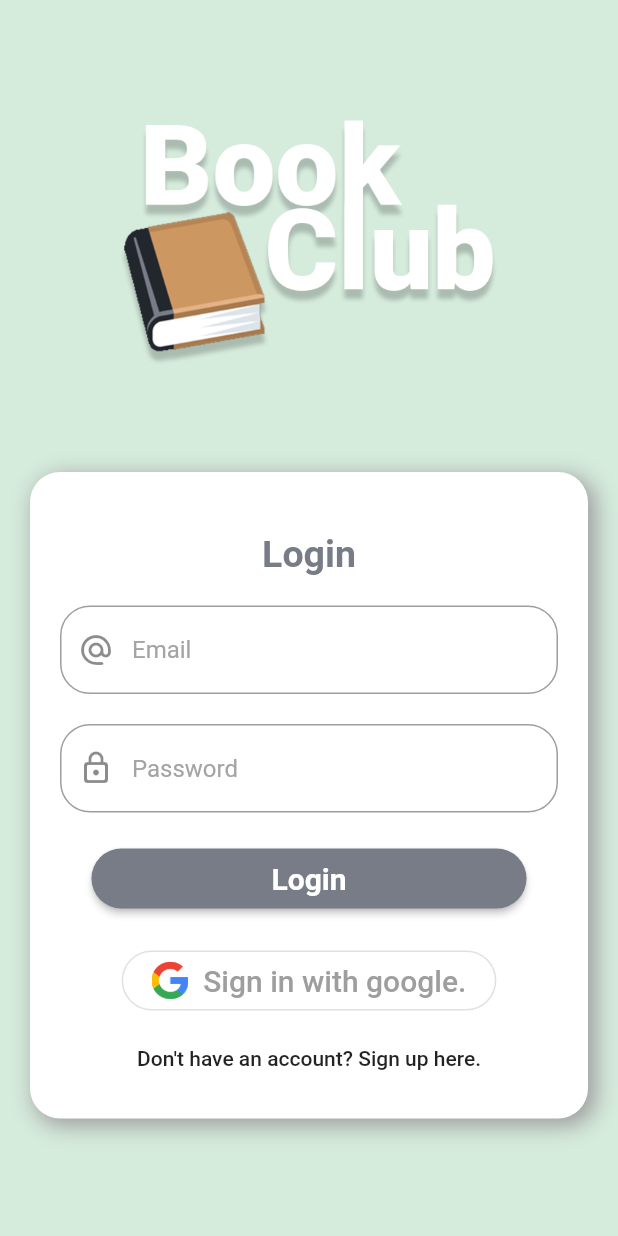
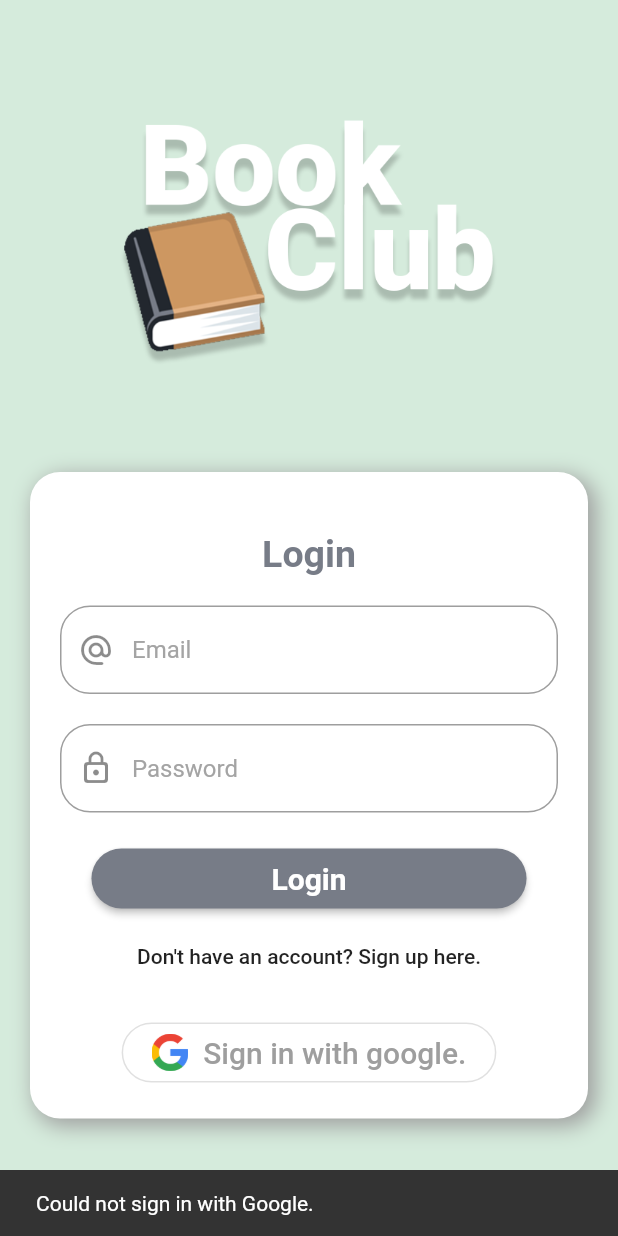
Before and after one commit to kabirnayeem99/book-club-flutter, a Flutter app: the screen it shows after launch, after a tap on "Sign in with google.", on a phone screen of 412 x 824 dp. Run offline on Flutter 3.47's test engine with Material 2 defaults, Android fonts, the phone set to English and light mode, and no system bars; our stand-ins replace firebase_auth, firebase_core, google_sign_in; missing offline and left inert: dart:ffi; accounts and stored records are empty.

Commit message:
📦 feat: create google sign in feature

```diff
--- a/lib/screens/login_screen/local_widgets/login_form_widget.dart
+++ b/lib/screens/login_screen/local_widgets/login_form_widget.dart
@@ -17,7 +17,8 @@ class _OurLoginFormState extends State<OurLoginForm> {
   TextEditingController _emailTec = TextEditingController();
   TextEditingController _passwordTec = TextEditingController();
 
-  void _logInUser(String email, String password, BuildContext context) async {
+  void _logInUserWithEmail(
+      String email, String password, BuildContext context) async {
     CurrentUserState _userState =
         Provider.of<CurrentUserState>(context, listen: false);
 
@@ -26,10 +27,17 @@ class _OurLoginFormState extends State<OurLoginForm> {
           await _userState.loginUserWithEmail(email, password);
       if (_logInResource is OurSuccess) {
         Navigator.push(
-            context, MaterialPageRoute(builder: (context) => OurHomeScreen()));
+          context,
+          MaterialPageRoute(
+            builder: (context) => OurHomeScreen(),
+          ),
+        );
       } else {
         ScaffoldMessenger.of(context).showSnackBar(
-            SnackBar(content: Text(_logInResource.errorMessage!)));
+          SnackBar(
+            content: Text(_logInResource.errorMessage!),
+          ),
+        );
       }
     } catch (e) {
       print(e);
@@ -38,10 +46,39 @@ class _OurLoginFormState extends State<OurLoginForm> {
     }
   }
 
-  Widget _googleSignInButton() {
+  void _logInUserWithGoogle(BuildContext context) async {
+    CurrentUserState _userState =
+        Provider.of<CurrentUserState>(context, listen: false);
+
+    try {
+      OurResource _logInResource = await _userState.logInUserWithGoogle();
+      if (_logInResource is OurSuccess) {
+        Navigator.push(
+          context,
+          MaterialPageRoute(
+            builder: (context) => OurHomeScreen(),
+          ),
+        );
+      } else {
+        ScaffoldMessenger.of(context).showSnackBar(
+          SnackBar(
+            content: Text(_logInResource.errorMessage!),
+          ),
+        );
+      }
+    } catch (e) {
+      print(e);
+      ScaffoldMessenger.of(context)
+          .showSnackBar(SnackBar(content: Text("Could not log in. $e.")));
+    }
+  }
+
+  Widget _googleSignInButton(BuildContext context) {
     return OutlineButton(
       splashColor: Colors.grey,
-      onPressed: () => {},
+      onPressed: () {
+        _logInUserWithGoogle(context);
+      },
       highlightElevation: 0.0,
       shape: RoundedRectangleBorder(borderRadius: BorderRadius.circular(40)),
       child: Row(
@@ -61,7 +98,7 @@ class _OurLoginFormState extends State<OurLoginForm> {
                 color: Colors.grey,
               ),
             ),
-          )
+          ),
         ],
       ),
     );
@@ -113,7 +150,7 @@ class _OurLoginFormState extends State<OurLoginForm> {
             onPressed: () {
               if (_emailTec.text.trim().isNotEmpty &&
                   _passwordTec.text.trim().isNotEmpty) {
-                _logInUser(_emailTec.text, _passwordTec.text, context);
+                _logInUserWithEmail(_emailTec.text, _passwordTec.text, context);
               } else {
                 ScaffoldMessenger.of(context).showSnackBar(
                     SnackBar(content: Text("Text fields can't be empty")));
@@ -131,8 +168,6 @@ class _OurLoginFormState extends State<OurLoginForm> {
               ),
             ),
           ),
-          SizedBox(height: 20.0),
-          _googleSignInButton(),
           SizedBox(height: 08.0),
           // register navigation button
           FlatButton(
@@ -146,6 +181,10 @@ class _OurLoginFormState extends State<OurLoginForm> {
             child: Text("Don't have an account? Sign up here."),
             materialTapTargetSize: MaterialTapTargetSize.shrinkWrap,
           ),
+
+          // google sign in button
+          SizedBox(height: 20.0),
+          _googleSignInButton(context),
         ],
       ),
     );
--- a/lib/states/current_user.dart
+++ b/lib/states/current_user.dart
@@ -1,6 +1,7 @@
 import 'package:book_club_flutter/utils/resource.dart';
 import 'package:firebase_auth/firebase_auth.dart';
 import 'package:flutter/cupertino.dart';
+import 'package:google_sign_in/google_sign_in.dart';
 
 class CurrentUserState extends ChangeNotifier {
   late String _uid;
@@ -12,9 +13,15 @@ class CurrentUserState extends ChangeNotifier {
 
   FirebaseAuth _auth = FirebaseAuth.instance;
 
+  /// Registers the user with email and passwords
+  ///
+  /// Takes 'email' and 'password' as parameters
+  ///
+  /// Returns a Future OurResource class, which can be either OurSuccess
+  /// with the returned data
+  /// or can be OurError with a String Error message.
   Future<OurResource> signUpUserWithEmail(String email, String password) async {
     late OurResource _resource;
-    Error err = FlutterError("fdadf");
     try {
       UserCredential _userCredential = await _auth
           .createUserWithEmailAndPassword(email: email, password: password);
@@ -32,6 +39,14 @@ class CurrentUserState extends ChangeNotifier {
     return _resource;
   }
 
+  /// Logs in the user with email and password
+  /// Takes 'email' and 'password' as parameter
+  ///
+  /// Returns a Future OurResource class,
+  ///
+  /// which can be either OurSuccess
+  /// with the returned data
+  /// or can be OurError with a String Error message.
   Future<OurResource> loginUserWithEmail(String email, String password) async {
     late OurResource _resource;
 
@@ -48,7 +63,52 @@ class CurrentUserState extends ChangeNotifier {
       }
     } catch (e) {
       _resource = OurError(e.toString());
-      print(e);
+    }
+    return _resource;
+  }
+
+  /// Signs in the user with existing Google Account
+  /// Takes no parameter
+  /// Returns a Future OurResource class, which can be either OurSuccess
+  /// with the returned data
+  /// or can be OurError with a String Error message.
+  Future<OurResource> logInUserWithGoogle() async {
+    late OurResource _resource;
+
+    try {
+      GoogleSignIn _googleSignIn = GoogleSignIn(
+        scopes: [
+          'email',
+          'https://www.googleapis.com/auth/contacts.readonly',
+        ],
+      );
+
+      GoogleSignInAccount? _googleAccount = await _googleSignIn.signIn();
+      GoogleSignInAuthentication? _googleAuth =
+          await _googleAccount?.authentication;
+
+      if (_googleAuth != null) {
+        OAuthCredential _oAuthCred = GoogleAuthProvider.credential(
+          idToken: _googleAuth.idToken,
+          accessToken: _googleAuth.accessToken,
+        );
+
+        UserCredential _userCred = await _auth.signInWithCredential(_oAuthCred);
+
+        if (_userCred.user == null) {
+          _resource = OurError("Null user");
+        } else {
+          if (_googleSignIn.currentUser?.email != null) {
+            _email = _userCred.user!.email!;
+            _uid = _userCred.user!.uid;
+            _resource = OurSuccess(_userCred.user);
+          }
+        }
+      } else {
+        _resource = OurError("Could not sign in with Google.");
+      }
+    } catch (e) {
+      _resource = OurError(e.toString());
     }
     return _resource;
   }
```
